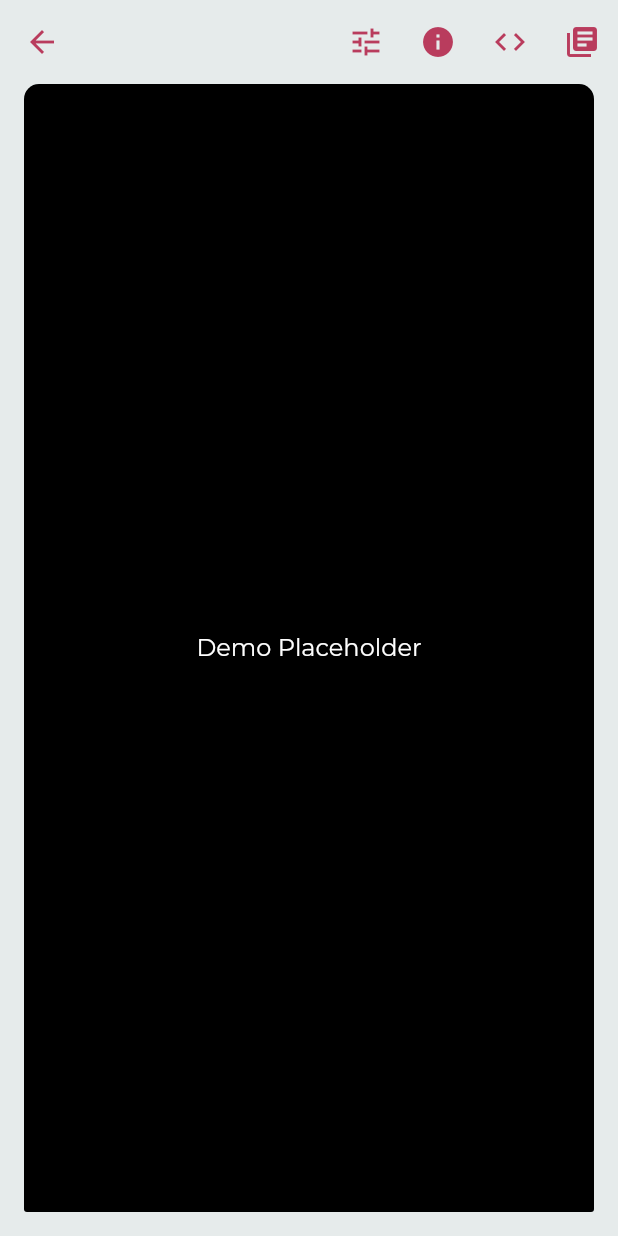
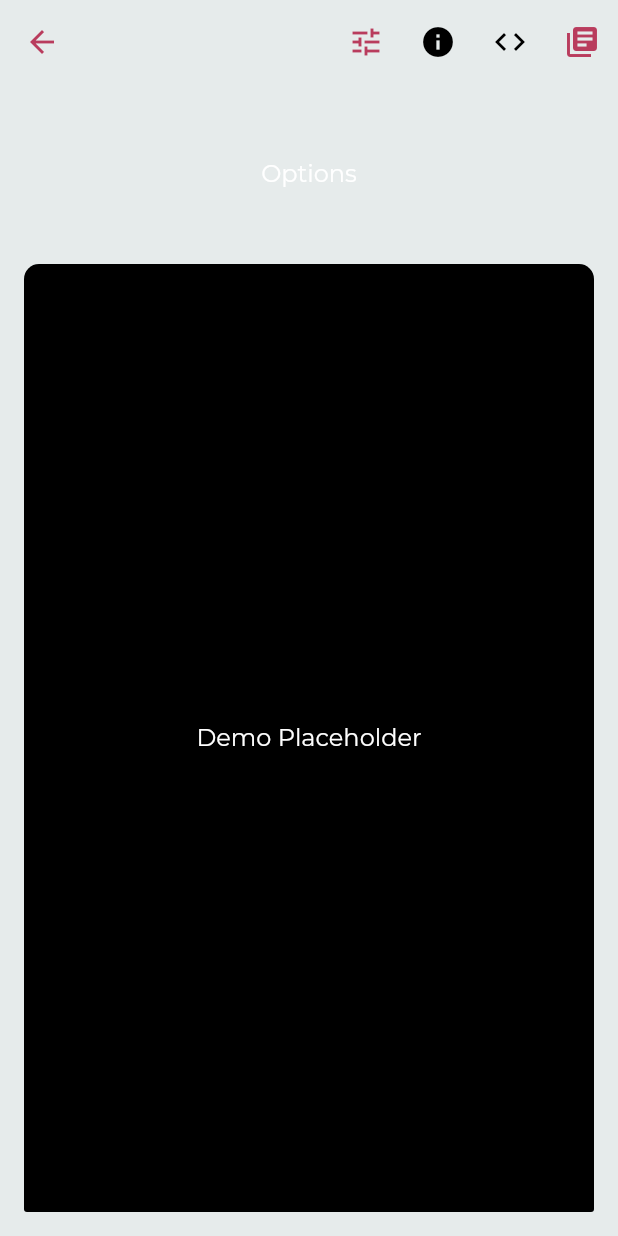
Before and after one commit to material-components/material-components-flutter-gallery, a Flutter app: the DemoPage screen opened directly, after a tap on the "tune" icon, on a phone screen of 412 x 824 dp. Run offline on Flutter 3.47's test engine with Material 2 defaults, Android fonts, the phone set to English and light mode, and no system bars.

Commit message:
Demo page fidelity and wiring up sections (#70)

```diff
--- a/gallery/lib/demo.dart
+++ b/gallery/lib/demo.dart
@@ -1,22 +1,61 @@
 import 'package:flutter/material.dart';
 
-class DemoPage extends StatelessWidget {
+enum _DemoState {
+  normal,
+  options,
+  info,
+  code,
+}
+
+class DemoPage extends StatefulWidget {
+  @override
+  _DemoPageState createState() => _DemoPageState();
+}
+
+class _DemoPageState extends State<DemoPage> {
+  _DemoState state = _DemoState.normal;
+
   @override
   Widget build(BuildContext context) {
+    final colorScheme = Theme.of(context).colorScheme;
+    final iconColor = colorScheme.onSurface;
+    final selectedIconColor = colorScheme.primary;
+
     return Scaffold(
       appBar: AppBar(
         actions: [
           IconButton(
             icon: Icon(Icons.tune),
-            onPressed: () {},
+            color: state == _DemoState.options ? selectedIconColor : iconColor,
+            onPressed: () {
+              setState(() {
+                state = state == _DemoState.options
+                    ? _DemoState.normal
+                    : _DemoState.options;
+              });
+            },
           ),
           IconButton(
             icon: Icon(Icons.info),
-            onPressed: () {},
+            color: state == _DemoState.info ? selectedIconColor : iconColor,
+            onPressed: () {
+              setState(() {
+                state = state == _DemoState.info
+                    ? _DemoState.normal
+                    : _DemoState.info;
+              });
+            },
           ),
           IconButton(
             icon: Icon(Icons.code),
-            onPressed: () {},
+            color: state == _DemoState.code ? selectedIconColor : iconColor,
+            onPressed: () {
+              setState(() {
+                state = state == _DemoState.code
+                    ? _DemoState.normal
+                    : _DemoState.code;
+              });
+            },
           ),
           IconButton(
             icon: Icon(Icons.library_books),
@@ -25,7 +64,63 @@ class DemoPage extends StatelessWidget {
         ],
       ),
       body: SafeArea(
-        child: Container(
+        // TODO: Update this with animations.
+        // TODO: DemoContent should not shrink but should instead slide down.
+        child: Column(
+          mainAxisSize: MainAxisSize.max,
+          children: [
+            if (state == _DemoState.options)
+              _DemoTempSection(
+                height: 120,
+                title: 'Options',
+              ),
+            if (state == _DemoState.info)
+              _DemoTempSection(
+                height: 200,
+                title: 'Info',
+              ),
+            if (state == _DemoState.code)
+              _DemoTempSection(
+                height: 260,
+                title: 'Code',
+              ),
+            Expanded(child: DemoContent()),
+          ],
+        ),
+      ),
+    );
+  }
+}
+
+/// TODO: Temporary Widget until we build the rest of the demo page out.
+class _DemoTempSection extends StatelessWidget {
+  const _DemoTempSection({
+    Key key,
+    this.height,
+    this.title,
+  }) : super(key: key);
+
+  final double height;
+  final String title;
+
+  @override
+  Widget build(BuildContext context) {
+    return SizedBox(
+      height: height,
+      child: Center(
+        child: Text(
+          title,
+          style: Theme.of(context).textTheme.body1.apply(color: Colors.white),
+        ),
+      ),
+    );
+  }
+}
+
+class DemoContent extends StatelessWidget {
+  @override
+  Widget build(BuildContext context) {
+    return Container(
       margin: const EdgeInsets.only(left: 16.0, right: 16.0, bottom: 16.0),
       decoration: BoxDecoration(
         color: Colors.black,
@@ -42,8 +137,6 @@ class DemoPage extends StatelessWidget {
               ),
         ),
       ),
-        ),
-      ),
     );
   }
 }
--- a/gallery/lib/theme_data.dart
+++ b/gallery/lib/theme_data.dart
@@ -20,6 +20,7 @@ class GalleryThemeData {
         brightness: colorScheme.brightness,
       ),
       canvasColor: colorScheme.background,
+      highlightColor: Colors.transparent,
     );
   }
 
--- a/gallery/pubspec.yaml
+++ b/gallery/pubspec.yaml
@@ -4,7 +4,7 @@ description: A new Flutter project.
 version: 1.0.0+1
 
 environment:
-  sdk: ">=2.1.0 <3.0.0"
+  sdk: ">=2.3.0 <3.0.0"
 
 dependencies:
   flutter:
```
Lines whose indentation alone changed are shown as unchanged.
